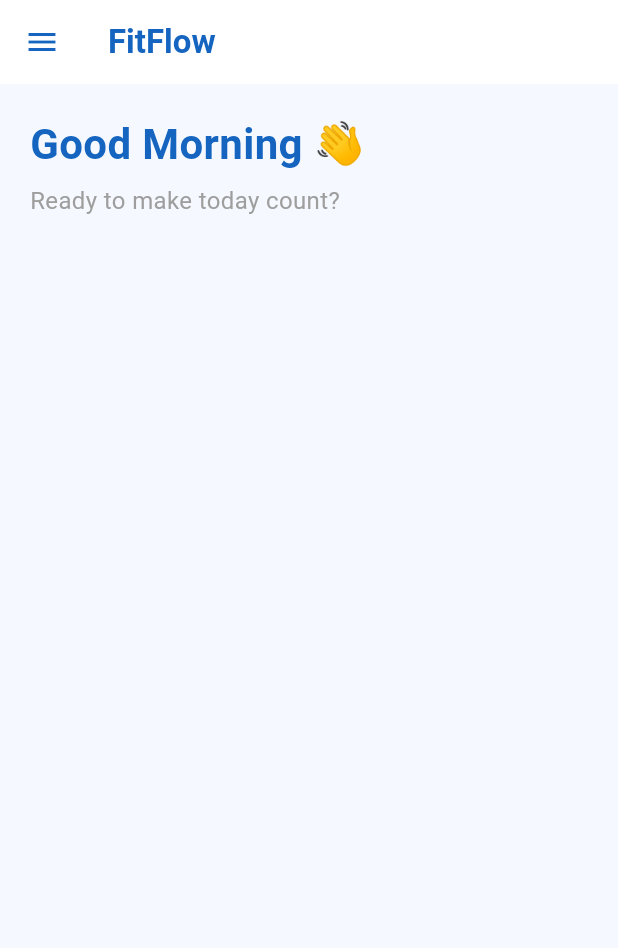
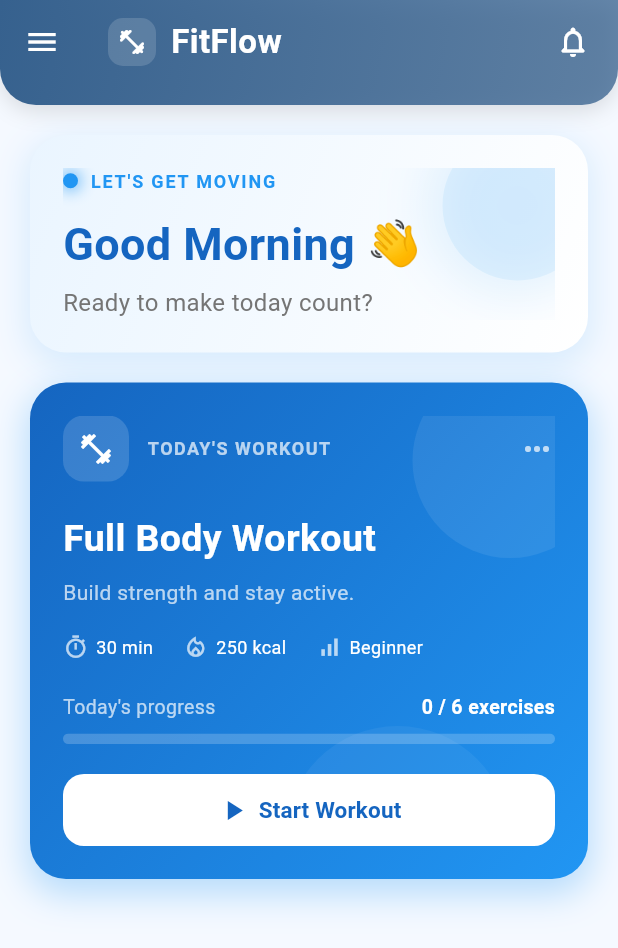
Before and after one commit to devspark-2501/Flutter-Fit-Flow-App, a Flutter app: the HomePage screen opened directly, on a phone screen of 412 x 824 dp. Shown: the top 948 px of the screen. Run offline on Flutter 3.47's test engine with Material 3 defaults, Android fonts, the phone set to English and light mode, and no system bars; statements that could not run were skipped.

Commit message:
Daily_workout_card.dart added

```diff
--- /dev/null
+++ b/lib/components/home/daily_workout_card.dart
@@ -0,0 +1,291 @@
+import 'package:flutter/material.dart';
+
+class DailyWorkoutCard extends StatelessWidget {
+  DailyWorkoutCard({super.key});
+
+  @override
+  Widget build(BuildContext context) {
+    return Container(
+      width: double.infinity,
+      padding: EdgeInsets.all(22),
+
+      decoration: BoxDecoration(
+        gradient: LinearGradient(
+          colors: [
+            Color(0xFF1565C0),
+            Color(0xFF2196F3),
+          ],
+          begin: Alignment.topLeft,
+          end: Alignment.bottomRight,
+        ),
+
+        borderRadius: BorderRadius.circular(24),
+
+        boxShadow: [
+          BoxShadow(
+            color: Color(0xFF2196F3).withOpacity(0.30),
+            blurRadius: 20,
+            spreadRadius: 2,
+            offset: Offset(0, 8),
+          ),
+        ],
+      ),
+
+      child: Stack(
+        children: [
+
+          // Decorative circle
+          Positioned(
+            right: -35,
+            top: -35,
+
+            child: Container(
+              width: 130,
+              height: 130,
+
+              decoration: BoxDecoration(
+                shape: BoxShape.circle,
+
+                color: Colors.white.withOpacity(0.08),
+              ),
+            ),
+          ),
+
+          // Another decorative circle
+          Positioned(
+            right: 30,
+            bottom: -70,
+
+            child: Container(
+              width: 150,
+              height: 150,
+
+              decoration: BoxDecoration(
+                shape: BoxShape.circle,
+
+                color: Colors.white.withOpacity(0.05),
+              ),
+            ),
+          ),
+
+          Column(
+            crossAxisAlignment: CrossAxisAlignment.start,
+
+            children: [
+
+              // Top row
+              Row(
+                mainAxisAlignment: MainAxisAlignment.spaceBetween,
+
+                children: [
+
+                  Row(
+                    children: [
+
+                      Container(
+                        padding: EdgeInsets.all(10),
+
+                        decoration: BoxDecoration(
+                          color: Colors.white.withOpacity(0.15),
+                          borderRadius: BorderRadius.circular(14),
+                        ),
+
+                        child: Icon(
+                          Icons.fitness_center,
+                          color: Colors.white,
+                          size: 24,
+                        ),
+                      ),
+
+                      SizedBox(width: 12),
+
+                      Text(
+                        "TODAY'S WORKOUT",
+                        style: TextStyle(
+                          color: Colors.white70,
+                          fontSize: 12,
+                          fontWeight: FontWeight.bold,
+                          letterSpacing: 1,
+                        ),
+                      ),
+                    ],
+                  ),
+
+                  Icon(
+                    Icons.more_horiz,
+                    color: Colors.white70,
+                  ),
+                ],
+              ),
+
+              SizedBox(height: 20),
+
+              // Workout name
+              Text(
+                "Full Body Workout",
+                style: TextStyle(
+                  color: Colors.white,
+                  fontSize: 25,
+                  fontWeight: FontWeight.bold,
+                ),
+              ),
+
+              SizedBox(height: 8),
+
+              Text(
+                "Build strength and stay active.",
+                style: TextStyle(
+                  color: Colors.white70,
+                  fontSize: 14,
+                ),
+              ),
+
+              SizedBox(height: 18),
+
+              // Workout information
+              Row(
+                children: [
+
+                  _infoItem(
+                    Icons.timer_outlined,
+                    "30 min",
+                  ),
+
+                  SizedBox(width: 20),
+
+                  _infoItem(
+                    Icons.local_fire_department_outlined,
+                    "250 kcal",
+                  ),
+
+                  SizedBox(width: 20),
+
+                  _infoItem(
+                    Icons.signal_cellular_alt,
+                    "Beginner",
+                  ),
+                ],
+              ),
+
+              SizedBox(height: 22),
+
+              // Progress
+              Row(
+                mainAxisAlignment: MainAxisAlignment.spaceBetween,
+
+                children: [
+
+                  Text(
+                    "Today's progress",
+                    style: TextStyle(
+                      color: Colors.white70,
+                      fontSize: 13,
+                    ),
+                  ),
+
+                  Text(
+                    "0 / 6 exercises",
+                    style: TextStyle(
+                      color: Colors.white,
+                      fontSize: 13,
+                      fontWeight: FontWeight.bold,
+                    ),
+                  ),
+                ],
+              ),
+
+              SizedBox(height: 8),
+
+              ClipRRect(
+                borderRadius: BorderRadius.circular(10),
+
+                child: LinearProgressIndicator(
+                  value: 0,
+
+                  minHeight: 7,
+
+                  backgroundColor: Colors.white.withOpacity(0.2),
+
+                  valueColor: AlwaysStoppedAnimation(
+                    Colors.white,
+                  ),
+                ),
+              ),
+
+              SizedBox(height: 20),
+
+              // Start button
+              SizedBox(
+                width: double.infinity,
+                height: 48,
+
+                child: ElevatedButton(
+                  onPressed: () {},
+
+                  style: ElevatedButton.styleFrom(
+                    backgroundColor: Colors.white,
+                    foregroundColor: Color(0xFF1565C0),
+
+                    elevation: 0,
+
+                    shape: RoundedRectangleBorder(
+                      borderRadius: BorderRadius.circular(14),
+                    ),
+                  ),
+
+                  child: Row(
+                    mainAxisAlignment: MainAxisAlignment.center,
+
+                    children: [
+
+                      Icon(
+                        Icons.play_arrow,
+                        size: 22,
+                      ),
+
+                      SizedBox(width: 6),
+
+                      Text(
+                        "Start Workout",
+                        style: TextStyle(
+                          fontSize: 15,
+                          fontWeight: FontWeight.bold,
+                        ),
+                      ),
+                    ],
+                  ),
+                ),
+              ),
+            ],
+          ),
+        ],
+      ),
+    );
+  }
+
+  Widget _infoItem(
+      IconData icon,
+      String text,
+      ) {
+    return Row(
+      children: [
+
+        Icon(
+          icon,
+          color: Colors.white70,
+          size: 17,
+        ),
+
+        SizedBox(width: 5),
+
+        Text(
+          text,
+          style: TextStyle(
+            color: Colors.white,
+            fontSize: 12,
+          ),
+        ),
+      ],
+    );
+  }
+}
--- a/lib/components/home/welcome_section.dart
+++ b/lib/components/home/welcome_section.dart
@@ -5,15 +5,106 @@ class WelcomeSection extends StatelessWidget {
 
   @override
   Widget build(BuildContext context) {
-    return Column(
+    return Container(
+      width: double.infinity,
+      padding: EdgeInsets.all(22),
+
+      decoration: BoxDecoration(
+        gradient: LinearGradient(
+          colors: [
+            Color(0xFFEAF5FF),
+            Colors.white,
+          ],
+          begin: Alignment.topLeft,
+          end: Alignment.bottomRight,
+        ),
+
+        borderRadius: BorderRadius.circular(24),
+
+        boxShadow: [
+          BoxShadow(
+            color: Color(0xFF2196F3).withOpacity(0.15),
+            blurRadius: 20,
+            spreadRadius: 2,
+            offset: Offset(0, 6),
+          ),
+        ],
+      ),
+
+      child: Stack(
+        children: [
+
+          // Decorative glowing circle
+          Positioned(
+            right: -25,
+            top: -25,
+            child: Container(
+              width: 100,
+              height: 100,
+
+              decoration: BoxDecoration(
+                shape: BoxShape.circle,
+
+                color: Color(0xFF2196F3).withOpacity(0.08),
+
+                boxShadow: [
+                  BoxShadow(
+                    color: Color(0xFF2196F3).withOpacity(0.12),
+                    blurRadius: 30,
+                    spreadRadius: 10,
+                  ),
+                ],
+              ),
+            ),
+          ),
+
+          Column(
             crossAxisAlignment: CrossAxisAlignment.start,
 
             children: [
 
+              // Small status indicator
+              Row(
+                children: [
+
+                  Container(
+                    width: 10,
+                    height: 10,
+
+                    decoration: BoxDecoration(
+                      shape: BoxShape.circle,
+                      color: Color(0xFF2196F3),
+
+                      boxShadow: [
+                        BoxShadow(
+                          color: Color(0xFF2196F3).withOpacity(0.6),
+                          blurRadius: 8,
+                          spreadRadius: 2,
+                        ),
+                      ],
+                    ),
+                  ),
+
+                  SizedBox(width: 8),
+
+                  Text(
+                    "LET'S GET MOVING",
+                    style: TextStyle(
+                      fontSize: 12,
+                      fontWeight: FontWeight.bold,
+                      letterSpacing: 1.2,
+                      color: Color(0xFF2196F3),
+                    ),
+                  ),
+                ],
+              ),
+
+              SizedBox(height: 12),
+
               Text(
                 "Good Morning 👋",
                 style: TextStyle(
-            fontSize: 28,
+                  fontSize: 30,
                   fontWeight: FontWeight.bold,
                   color: Color(0xFF1565C0),
                 ),
@@ -25,10 +116,13 @@ class WelcomeSection extends StatelessWidget {
                 "Ready to make today count?",
                 style: TextStyle(
                   fontSize: 16,
-            color: Colors.grey,
+                  color: Colors.grey[600],
                 ),
               ),
             ],
+          ),
+        ],
+      ),
     );
   }
 }
--- a/lib/main.dart
+++ b/lib/main.dart
@@ -1,6 +1,5 @@
+import 'package:flutter/material.dart';
 import 'package:fitflow/Screens/%20home/home_page.dart';
-import 'package:flutter/material.dart';
-// import 'package:fitflow/screens/home/home_page.dart';
 
 void main() {
   runApp(FitFlowCode());
@@ -25,10 +24,31 @@ class FitFlowCode extends StatelessWidget {
           backgroundColor: Colors.white,
           foregroundColor: Color(0xFF1565C0),
           elevation: 0,
+
+          centerTitle: false,
+
+          titleTextStyle: TextStyle(
+            color: Color(0xFF1565C0),
+            fontSize: 20,
+            fontWeight: FontWeight.bold,
+          ),
+
+          iconTheme: IconThemeData(
+            color: Color(0xFF1565C0),
+            size: 26,
+          ),
+        ),
+
+        cardTheme: CardThemeData(
+          color: Colors.white,
+          elevation: 0,
+          shape: RoundedRectangleBorder(
+            borderRadius: BorderRadius.circular(20),
+          ),
         ),
       ),
 
-      home: HomePage()
+      home: HomePage(),
     );
   }
 }
--- a/lib/screens/ home/home_page.dart
+++ b/lib/screens/ home/home_page.dart
@@ -1,3 +1,4 @@
+import 'package:fitflow/components/home/daily_workout_card.dart';
 import 'package:fitflow/components/home/welcome_section.dart';
 import 'package:flutter/material.dart';
 import '../../widgets/app_drawer.dart';
@@ -12,13 +13,80 @@ class HomePage extends StatelessWidget {
 
   @override
   Widget build(BuildContext context) {
+    final theme = Theme.of(context);
+
     return Scaffold(
+      extendBodyBehindAppBar: false,
 
-      appBar: AppBar(
-        title: Text(
-          "FitFlow",
-          style: TextStyle(
-            fontWeight: FontWeight.bold,
+      appBar: PreferredSize(
+        preferredSize: const Size.fromHeight(70),
+        child: Container(
+          decoration: BoxDecoration(
+            gradient: LinearGradient(
+              begin: Alignment.topLeft,
+              end: Alignment.bottomRight,
+              colors: [
+                theme.colorScheme.primary,
+                theme.colorScheme.primary.withOpacity(0.75),
+              ],
+            ),
+            boxShadow: [
+              BoxShadow(
+                color: Colors.black.withOpacity(0.12),
+                blurRadius: 12,
+                offset: const Offset(0, 4),
+              ),
+            ],
+            borderRadius: const BorderRadius.only(
+              bottomLeft: Radius.circular(24),
+              bottomRight: Radius.circular(24),
+            ),
+          ),
+          child: AppBar(
+            backgroundColor: Colors.transparent,
+            elevation: 0,
+            scrolledUnderElevation: 0,
+            shape: const RoundedRectangleBorder(
+              borderRadius: BorderRadius.only(
+                bottomLeft: Radius.circular(24),
+                bottomRight: Radius.circular(24),
+              ),
+            ),
+            iconTheme: const IconThemeData(color: Colors.white),
+            title: Row(
+              children: [
+                Container(
+                  padding: const EdgeInsets.all(6),
+                  decoration: BoxDecoration(
+                    color: Colors.white.withOpacity(0.15),
+                    borderRadius: BorderRadius.circular(10),
+                  ),
+                  child: const Icon(
+                    Icons.fitness_center_rounded,
+                    color: Colors.white,
+                    size: 20,
+                  ),
+                ),
+                const SizedBox(width: 10),
+                const Text(
+                  "FitFlow",
+                  style: TextStyle(
+                    fontWeight: FontWeight.bold,
+                    fontSize: 22,
+                    color: Colors.white,
+                    letterSpacing: 0.3,
+                  ),
+                ),
+              ],
+            ),
+            actions: [
+              IconButton(
+                icon: const Icon(Icons.notifications_none_rounded),
+                color: Colors.white,
+                onPressed: () {},
+              ),
+              const SizedBox(width: 6),
+            ],
           ),
         ),
       ),
@@ -26,7 +94,7 @@ class HomePage extends StatelessWidget {
       drawer: AppDrawer(),
 
       body: SingleChildScrollView(
-        padding: EdgeInsets.all(20),
+        padding: const EdgeInsets.all(20),
 
         child: Column(
           crossAxisAlignment: CrossAxisAlignment.start,
@@ -35,15 +103,15 @@ class HomePage extends StatelessWidget {
 
             WelcomeSection(),
 
-            SizedBox(height: 20),
+            const SizedBox(height: 20),
 
-            //DailyWorkoutCard(),
+            DailyWorkoutCard(),
 
-            SizedBox(height: 20),
+            const SizedBox(height: 20),
 
             //QuickActions(),
 
-            SizedBox(height: 20),
+            const SizedBox(height: 20),
 
             //ProgressCard(),
           ],
```
Lines whose indentation alone changed are shown as unchanged.
